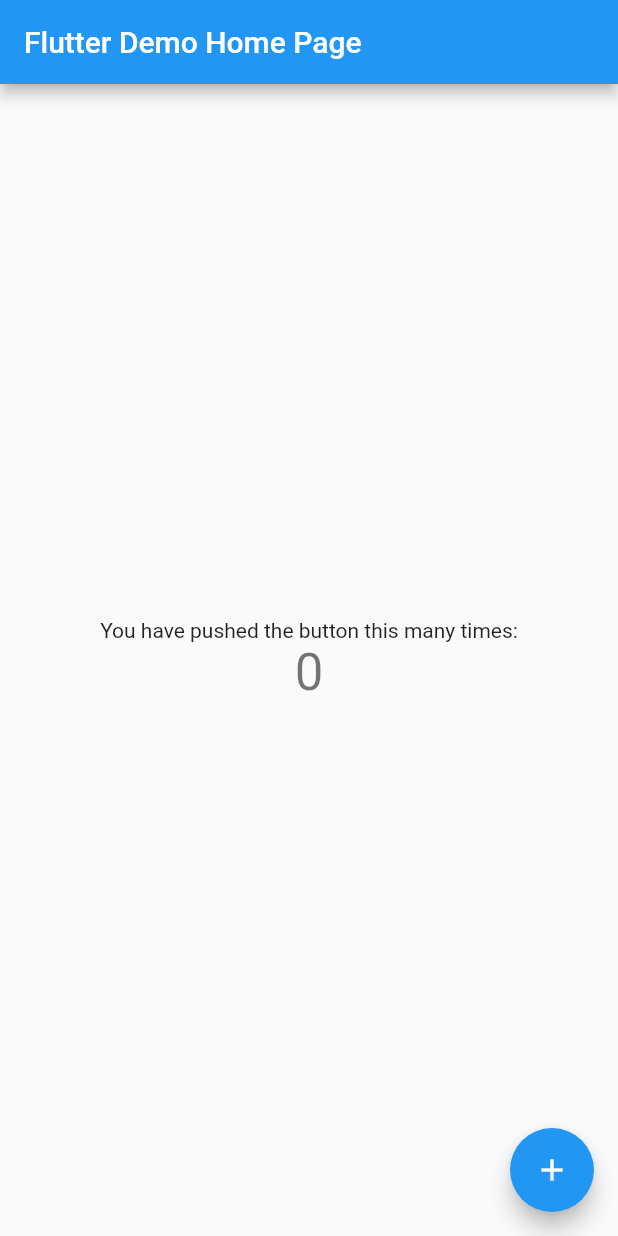
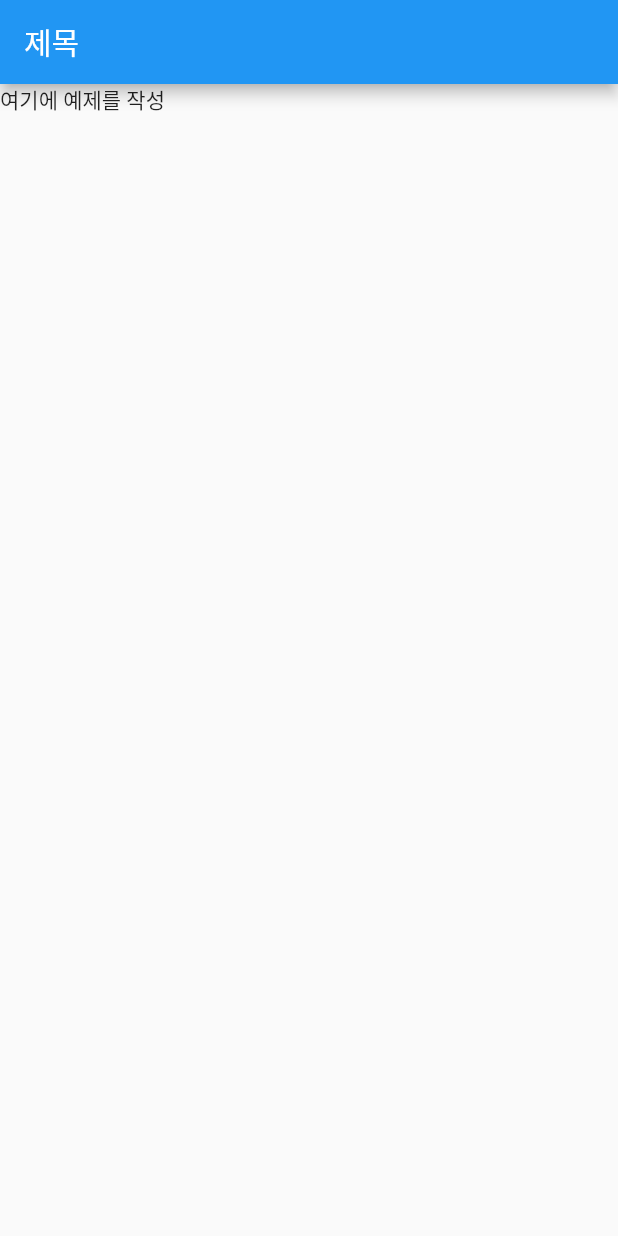
Before and after one commit to SangWook16074/OurProject, a Flutter app: the screen it shows after launch, on a phone screen of 412 x 824 dp. Run offline on Flutter 3.47's test engine with Material 2 defaults, Android fonts, the phone set to English and light mode, and no system bars.

Commit message:
version 2

```diff
--- a/loginPage/flutter_login_page/lib/main.dart
+++ b/loginPage/flutter_login_page/lib/main.dart
@@ -7,109 +7,27 @@ void main() {
 class MyApp extends StatelessWidget {
   const MyApp({Key? key}) : super(key: key);
 
-  // This widget is the root of your application.
   @override
   Widget build(BuildContext context) {
     return MaterialApp(
       title: 'Flutter Demo',
       theme: ThemeData(
-        // This is the theme of your application.
-        //
-        // Try running your application with "flutter run". You'll see the
-        // application has a blue toolbar. Then, without quitting the app, try
-        // changing the primarySwatch below to Colors.green and then invoke
-        // "hot reload" (press "r" in the console where you ran "flutter run",
-        // or simply save your changes to "hot reload" in a Flutter IDE).
-        // Notice that the counter didn't reset back to zero; the application
-        // is not restarted.
         primarySwatch: Colors.blue,
       ),
-      home: const MyHomePage(title: 'Flutter Demo Home Page'),
+      home: MyHomePage(),
     );
   }
 }
 
-class MyHomePage extends StatefulWidget {
-  const MyHomePage({Key? key, required this.title}) : super(key: key);
-
-  // This widget is the home page of your application. It is stateful, meaning
-  // that it has a State object (defined below) that contains fields that affect
-  // how it looks.
-
-  // This class is the configuration for the state. It holds the values (in this
-  // case the title) provided by the parent (in this case the App widget) and
-  // used by the build method of the State. Fields in a Widget subclass are
-  // always marked "final".
-
-  final String title;
-
-  @override
-  State<MyHomePage> createState() => _MyHomePageState();
-}
-
-class _MyHomePageState extends State<MyHomePage> {
-  int _counter = 0;
-
-  void _incrementCounter() {
-    setState(() {
-      // This call to setState tells the Flutter framework that something has
-      // changed in this State, which causes it to rerun the build method below
-      // so that the display can reflect the updated values. If we changed
-      // _counter without calling setState(), then the build method would not be
-      // called again, and so nothing would appear to happen.
-      _counter++;
-    });
-  }
-
+class MyHomePage extends StatelessWidget {
   @override
   Widget build(BuildContext context) {
-    // This method is rerun every time setState is called, for instance as done
-    // by the _incrementCounter method above.
-    //
-    // The Flutter framework has been optimized to make rerunning build methods
-    // fast, so that you can just rebuild anything that needs updating rather
-    // than having to individually change instances of widgets.
     return Scaffold(
-      appBar: AppBar(
-        // Here we take the value from the MyHomePage object that was created by
-        // the App.build method, and use it to set our appbar title.
-        title: Text(widget.title),
-      ),
-      body: Center(
-        // Center is a layout widget. It takes a single child and positions it
-        // in the middle of the parent.
-        child: Column(
-          // Column is also a layout widget. It takes a list of children and
-          // arranges them vertically. By default, it sizes itself to fit its
-          // children horizontally, and tries to be as tall as its parent.
-          //
-          // Invoke "debug painting" (press "p" in the console, choose the
-          // "Toggle Debug Paint" action from the Flutter Inspector in Android
-          // Studio, or the "Toggle Debug Paint" command in Visual Studio Code)
-          // to see the wireframe for each widget.
-          //
-          // Column has various properties to control how it sizes itself and
-          // how it positions its children. Here we use mainAxisAlignment to
-          // center the children vertically; the main axis here is the vertical
-          // axis because Columns are vertical (the cross axis would be
-          // horizontal).
-          mainAxisAlignment: MainAxisAlignment.center,
-          children: <Widget>[
-            const Text(
-              'You have pushed the button this many times:',
-            ),
-            Text(
-              '$_counter',
-              style: Theme.of(context).textTheme.headline4,
-            ),
-          ],
+        appBar: AppBar(
+          title: Text("제목"),
         ),
-      ),
-      floatingActionButton: FloatingActionButton(
-        onPressed: _incrementCounter,
-        tooltip: 'Increment',
-        child: const Icon(Icons.add),
-      ), // This trailing comma makes auto-formatting nicer for build methods.
-    );
+        body: Text(
+            "여기에 예제를 작성") // This trailing comma makes auto-formatting nicer for build methods.
+        );
   }
 }
```
